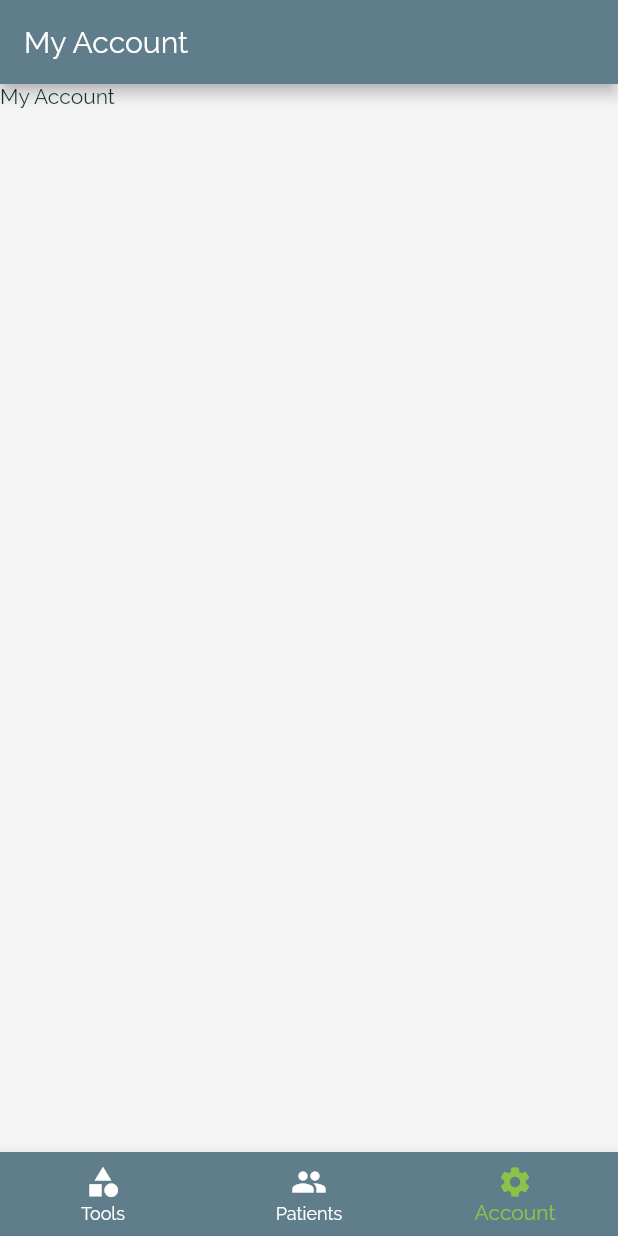
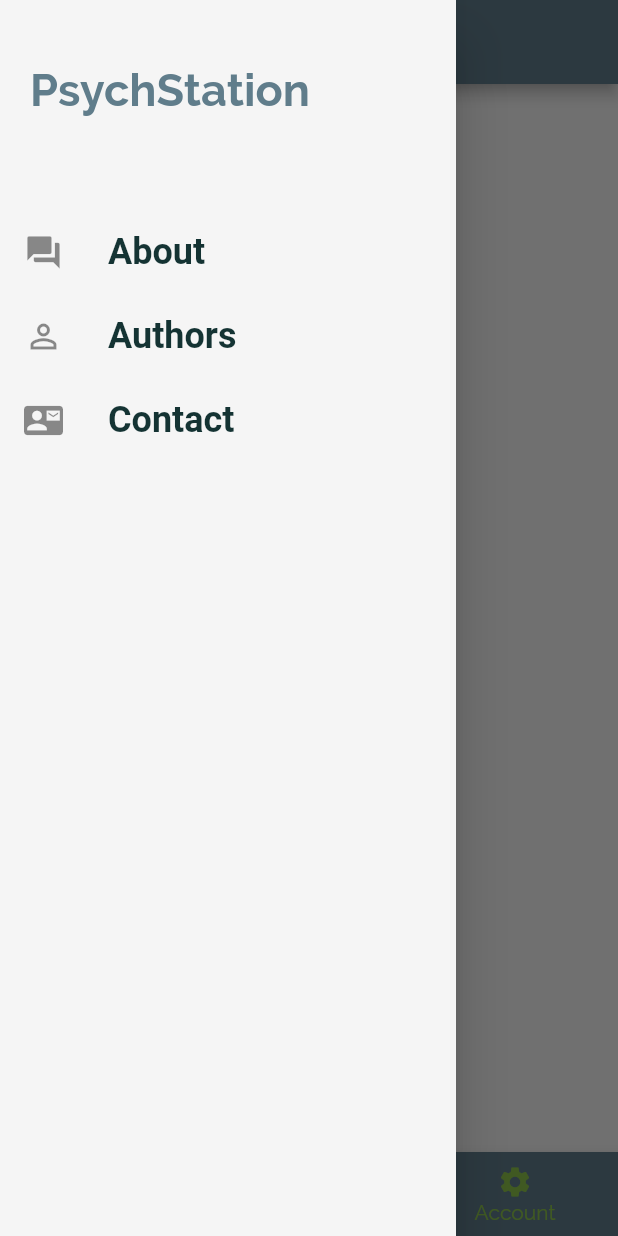
Before and after one commit to skoller/PsychStation, a Flutter app: the screen it shows after launch, item 3 of the bottom bar chosen, with the side drawer open (before the commit the screen has no drawer), on a phone screen of 412 x 824 dp. Run offline on Flutter 3.47's test engine with Material 2 defaults, Android fonts, the phone set to English and light mode, and no system bars; our stand-ins replace cloud_firestore, firebase_auth; accounts and stored records are empty; Roboto replaces fonts that are missing (Raleway-Bold).

Commit message:
account page basic listtiles

```diff
--- a/lib/Account/AccountScreen.dart
+++ b/lib/Account/AccountScreen.dart
@@ -1,10 +1,34 @@
 import 'package:flutter/material.dart';
 
 class AccountScreen extends StatelessWidget {
-  @override
-  Widget build(BuildContext context) {
-    return Container(
-      child: Text('My Account')
-    );
+  Widget buildListTitle(String attribute, String data) {
+    return ListTile(
+        leading: Text(attribute),
+        title: Text(
+          data,
+          style: TextStyle(
+              fontFamily: 'Raleway-Bold',
+              fontSize: 24,
+              fontWeight: FontWeight.bold),
+        ),
+        onTap: () {},); }
+
+    @override
+    Widget build(BuildContext context) {
+      return Scaffold(
+          body: Container(
+          child: Column(
+            children: <Widget>[
+              buildListTitle("Name:", "Nathan Skoller"),
+              buildListTitle("Email:", "nskoller@gmail.com"),
+              buildListTitle("Password:", "*********"),
+              buildListTitle("Specialty:", "IM-Psychiatry"),
+              buildListTitle("Level of Training:", "Resident"),
+              buildListTitle("Location of Practice:", "GA, USA"),
+              RaisedButton.icon(onPressed: () {}, icon: Icon(Icons.edit), label: Text("Edit"))
+            ],
+          ),
+        ),
+      );
+    }
   }
-}
--- /dev/null
+++ b/lib/MainDrawer.dart
@@ -0,0 +1,43 @@
+import 'package:flutter/material.dart';
+
+class MainDrawer extends StatelessWidget {
+  Widget buildListTitle(String title, IconData icon) {
+    return ListTile(
+        leading: Icon(icon, size: 26),
+        title: Text(
+          title,
+          style: TextStyle(
+              fontFamily: 'Raleway-Bold',
+              fontSize: 24,
+              fontWeight: FontWeight.bold),
+        ),
+        onTap: () {});
+  }
+
+  @override
+  Widget build(BuildContext context) {
+    return Drawer(
+      child: Column(
+        children: <Widget>[
+          Container(
+            alignment: Alignment.centerLeft,
+            height: 120,
+            width: double.infinity,
+            padding: EdgeInsets.all(20),
+            child: Text("PsychStation",
+                style: TextStyle(
+                    fontWeight: FontWeight.bold,
+                    fontSize: 30,
+                    color: Theme.of(context).primaryColor)),
+          ),
+          SizedBox(
+            height: 20,
+          ),
+          buildListTitle("About", Icons.question_answer),
+          buildListTitle("Authors", Icons.person_outline),
+          buildListTitle("Contact", Icons.contact_mail),
+        ],
+      ),
+    );
+  }
+}
--- a/lib/tabs_screen.dart
+++ b/lib/tabs_screen.dart
@@ -5,6 +5,7 @@ import './Patients/PatientsHomeScreen.dart';
 import './Account/AccountScreen.dart';
 import './Patients/auth_screen.dart';
 import 'package:firebase_auth/firebase_auth.dart';
+import './MainDrawer.dart';
 
 class TabBarScreen extends StatefulWidget {
   @override
@@ -15,6 +16,7 @@ class _TabBarScreenState extends State<TabBarScreen> {
   void _selectPage(int index) {
     setState(() {
       _selectedPageIndex = index;
+      print(_selectedPageIndex);
     });
   }
 
@@ -22,26 +24,32 @@ class _TabBarScreenState extends State<TabBarScreen> {
 
   final List<Map<String, Object>> _pages = [
     {"page": ToolsScreen(), "title": "Tools"},
-     {
+    {
       "page": StreamBuilder(
           stream: FirebaseAuth.instance.onAuthStateChanged,
           builder: (context, userSnapshot) {
             if (userSnapshot.hasData) {
               return PatientsHomeScreen();
-            };
+            }
+            ;
             return AuthScreen();
           }),
       "title": ""
     },
     {"page": AccountScreen(), "title": "My Account"},
-
   ];
 
   @override
   Widget build(BuildContext context) {
     return Scaffold(
-
-      appBar: (_selectedPageIndex == 0 || _selectedPageIndex == 2) ? (AppBar(title: Text(_pages[_selectedPageIndex]['title']))) : null,
+      appBar: (_selectedPageIndex == 0 || _selectedPageIndex == 2)
+          ? (AppBar(
+              title: Text(
+                  // _pages[_selectedPageIndex]['title'])
+                  "Psych Station"),
+            ))
+          : null,
+      drawer: MainDrawer(),
       body: _pages[_selectedPageIndex]['page'],
       bottomNavigationBar: BottomNavigationBar(
         unselectedItemColor: Colors.white,
```
Also changed, not shown: lib/Tools/Calculators/Lithium_calc/LiForm.dart (+83 -35 lines).
